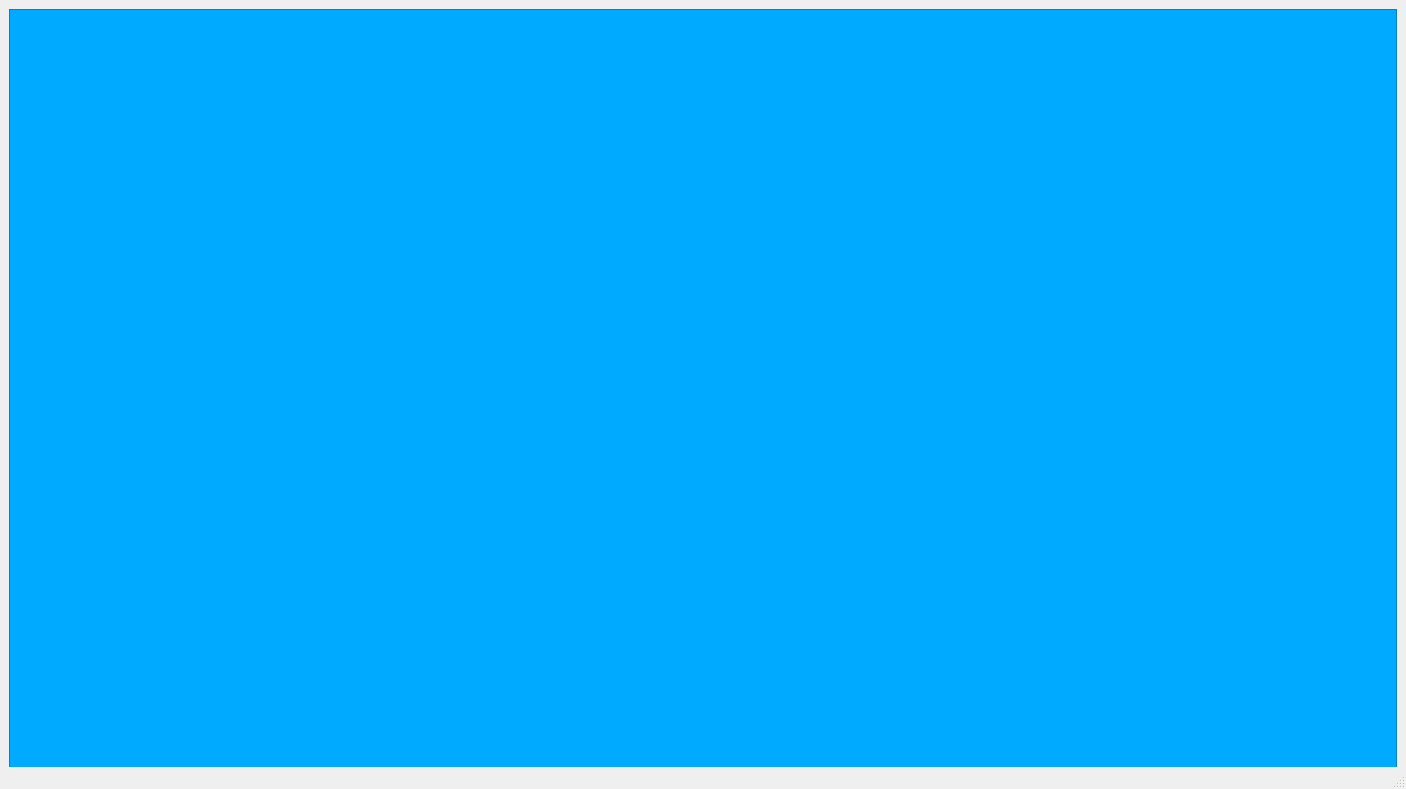
Qt form mainwindow.ui (mauriciogiraldou/PROYECTO-FINAL-MauricioRafael) before a commit.
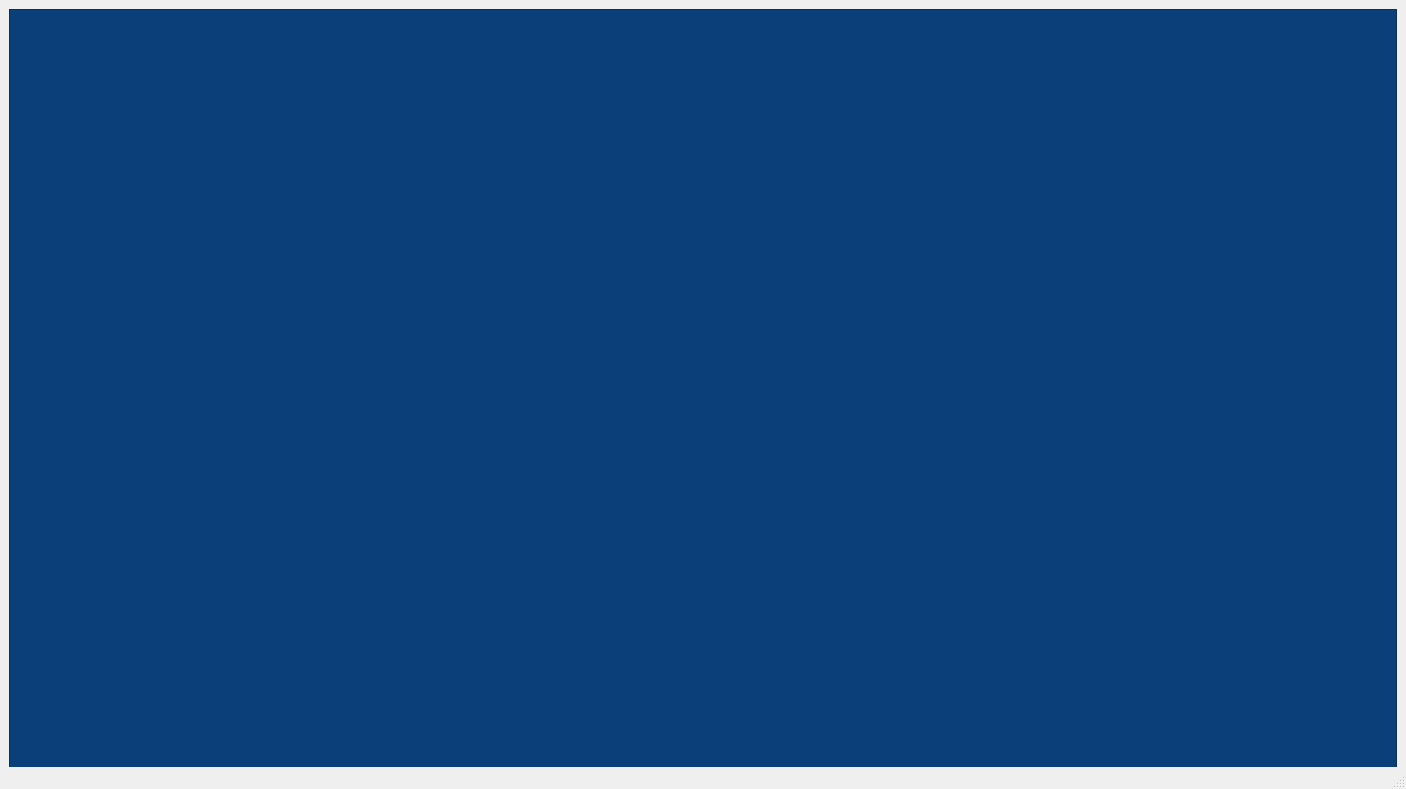
The same form after that commit.

Diff of the .ui file:
```diff
--- a/mainwindow.ui
+++ b/mainwindow.ui
@@ -30,7 +30,7 @@
        </size>
       </property>
       <property name="styleSheet">
-       <string notr="true">background-color: rgb(0, 170, 255);</string>
+       <string notr="true">background-color: rgb(10, 63, 122);</string>
       </property>
      </widget>
     </item>
```
